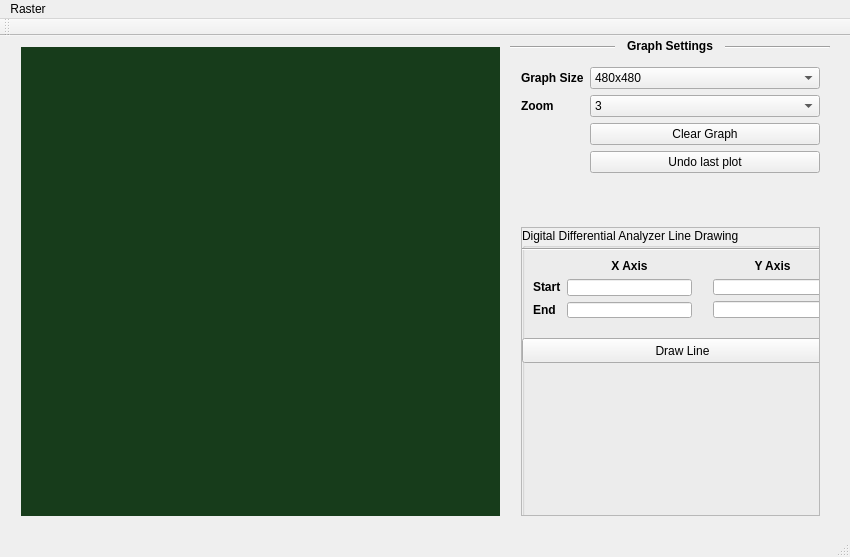
RohitChattopadhyay/JUCSE-Sessionals, file BCSE-III/graphicsLab/assignment76/mainwindow.ui: the form before one commit.
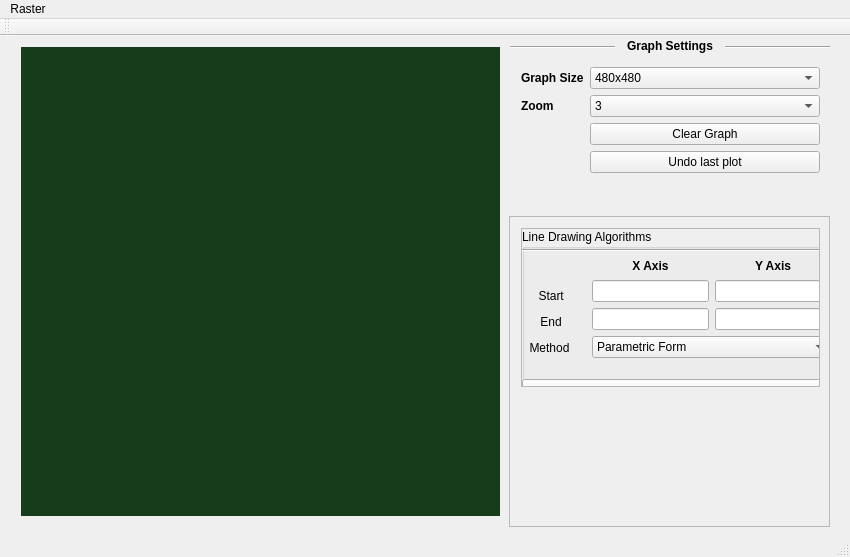
The form after the commit. Custom widgets are drawn as their Qt base class.

Commit message: Add Bresenham's and Parametric Line drawing algorithm

```diff
--- a/BCSE-III/graphicsLab/assignment76/mainwindow.ui
+++ b/BCSE-III/graphicsLab/assignment76/mainwindow.ui
@@ -216,15 +216,39 @@
      </item>
     </layout>
    </widget>
-   <widget class="QWidget" name="verticalLayoutWidget">
+   <widget class="QScrollArea" name="scrollArea">
     <property name="geometry">
      <rect>
-      <x>510</x>
+      <x>509</x>
       <y>180</y>
       <width>321</width>
       <height>311</height>
      </rect>
     </property>
+    <property name="verticalScrollBarPolicy">
+     <enum>Qt::ScrollBarAsNeeded</enum>
+    </property>
+    <property name="widgetResizable">
+     <bool>true</bool>
+    </property>
+    <widget class="QWidget" name="scrollAreaWidgetContents">
+     <property name="geometry">
+      <rect>
+       <x>0</x>
+       <y>0</y>
+       <width>319</width>
+       <height>309</height>
+      </rect>
+     </property>
+     <widget class="QWidget" name="verticalLayoutWidget">
+      <property name="geometry">
+       <rect>
+        <x>0</x>
+        <y>0</y>
+        <width>321</width>
+        <height>181</height>
+       </rect>
+      </property>
     <layout class="QVBoxLayout" name="verticalLayout">
      <item>
       <widget class="QScrollArea" name="functionPane">
@@ -237,7 +261,7 @@
           <x>0</x>
           <y>0</y>
           <width>317</width>
-          <height>307</height>
+            <height>177</height>
          </rect>
         </property>
         <widget class="QGroupBox" name="groupBox">
@@ -246,46 +270,91 @@
            <x>0</x>
            <y>0</y>
            <width>319</width>
-           <height>309</height>
+             <height>181</height>
           </rect>
          </property>
          <property name="title">
-          <string>Digital Differential Analyzer Line Drawing</string>
-         </property>
-         <widget class="QWidget" name="formLayoutWidget_2">
+            <string>Line Drawing Algorithms</string>
+           </property>
+           <widget class="Line" name="line_2">
           <property name="geometry">
            <rect>
             <x>0</x>
-            <y>20</y>
-            <width>181</width>
-            <height>81</height>
-           </rect>
-          </property>
-          <layout class="QFormLayout" name="formLayout_2">
-           <item row="0" column="0">
-            <widget class="QLabel" name="label_3">
-             <property name="text">
-              <string/>
-             </property>
-            </widget>
-           </item>
-           <item row="1" column="0">
-            <widget class="QLabel" name="label_6">
-             <property name="text">
-              <string>&lt;b&gt;Start&lt;/b&gt;</string>
-             </property>
-            </widget>
-           </item>
-           <item row="2" column="0">
+              <y>18</y>
+              <width>321</width>
+              <height>6</height>
+             </rect>
+            </property>
+            <property name="orientation">
+             <enum>Qt::Horizontal</enum>
+            </property>
+           </widget>
+           <widget class="QWidget" name="verticalLayoutWidget_3">
+            <property name="geometry">
+             <rect>
+              <x>-3</x>
+              <y>19</y>
+              <width>61</width>
+              <height>121</height>
+             </rect>
+            </property>
+            <layout class="QVBoxLayout" name="verticalLayout_3">
+             <item>
             <widget class="QLabel" name="label_7">
              <property name="text">
-              <string>&lt;b&gt;End&lt;/b&gt;</string>
+                <string/>
              </property>
             </widget>
            </item>
-           <item row="0" column="1">
+             <item>
             <widget class="QLabel" name="label_5">
              <property name="text">
+                <string> Start</string>
+               </property>
+               <property name="alignment">
+                <set>Qt::AlignCenter</set>
+               </property>
+              </widget>
+             </item>
+             <item>
+              <widget class="QLabel" name="label_6">
+               <property name="text">
+                <string> End</string>
+               </property>
+               <property name="alignment">
+                <set>Qt::AlignCenter</set>
+               </property>
+              </widget>
+             </item>
+             <item>
+              <widget class="QLabel" name="label_9">
+               <property name="text">
+                <string>Method</string>
+               </property>
+               <property name="alignment">
+                <set>Qt::AlignCenter</set>
+               </property>
+              </widget>
+             </item>
+            </layout>
+           </widget>
+           <widget class="QWidget" name="verticalLayoutWidget_2">
+            <property name="geometry">
+             <rect>
+              <x>59</x>
+              <y>19</y>
+              <width>261</width>
+              <height>121</height>
+             </rect>
+            </property>
+            <layout class="QVBoxLayout" name="verticalLayout_2">
+             <item>
+              <layout class="QHBoxLayout" name="horizontalLayout_2">
+               <item>
+                <layout class="QVBoxLayout" name="verticalLayout_9">
+                 <item>
+                  <widget class="QLabel" name="label_3">
+                   <property name="text">
               <string>&lt;b&gt;X Axis&lt;/b&gt;</string>
              </property>
              <property name="alignment">
@@ -293,24 +362,16 @@
              </property>
             </widget>
            </item>
-           <item row="1" column="1">
+                 <item>
             <widget class="QLineEdit" name="dda_start_x"/>
            </item>
-           <item row="2" column="1">
+                 <item>
             <widget class="QLineEdit" name="dda_end_x"/>
            </item>
           </layout>
-         </widget>
-         <widget class="QWidget" name="verticalLayoutWidget_2">
-          <property name="geometry">
-           <rect>
-            <x>180</x>
-            <y>20</y>
-            <width>141</width>
-            <height>81</height>
-           </rect>
-          </property>
-          <layout class="QVBoxLayout" name="verticalLayout_2">
+               </item>
+               <item>
+                <layout class="QVBoxLayout" name="verticalLayout_6">
            <item>
             <widget class="QLabel" name="label_8">
              <property name="text">
@@ -328,26 +389,36 @@
             <widget class="QLineEdit" name="dda_end_y"/>
            </item>
           </layout>
-         </widget>
-         <widget class="Line" name="line_2">
-          <property name="geometry">
-           <rect>
-            <x>0</x>
-            <y>18</y>
-            <width>321</width>
-            <height>6</height>
-           </rect>
-          </property>
-          <property name="orientation">
-           <enum>Qt::Horizontal</enum>
-          </property>
-         </widget>
-         <widget class="QPushButton" name="dda_button">
+               </item>
+              </layout>
+             </item>
+             <item>
+              <widget class="QComboBox" name="lineDrawingMethodsCombo">
+               <item>
+                <property name="text">
+                 <string>Parametric Form</string>
+                </property>
+               </item>
+               <item>
+                <property name="text">
+                 <string>Digital Differential Analyzer</string>
+                </property>
+               </item>
+               <item>
+                <property name="text">
+                 <string>Bresenham</string>
+                </property>
+               </item>
+              </widget>
+             </item>
+            </layout>
+           </widget>
+           <widget class="QPushButton" name="lineDraw_button">
           <property name="geometry">
            <rect>
             <x>0</x>
-            <y>110</y>
-            <width>321</width>
+              <y>150</y>
+              <width>319</width>
             <height>25</height>
            </rect>
           </property>
@@ -362,6 +433,13 @@
     </layout>
    </widget>
   </widget>
+   </widget>
+   <zorder>scrollArea</zorder>
+   <zorder>gridLayoutWidget</zorder>
+   <zorder>line</zorder>
+   <zorder>label</zorder>
+   <zorder>formLayoutWidget</zorder>
+  </widget>
   <widget class="QMenuBar" name="menuBar">
    <property name="geometry">
     <rect>
```
Left out of the diff: 11 changed lines with no effect on the pictures. Lines whose indentation alone changed are shown as unchanged. The commit also changes 4 other files.
